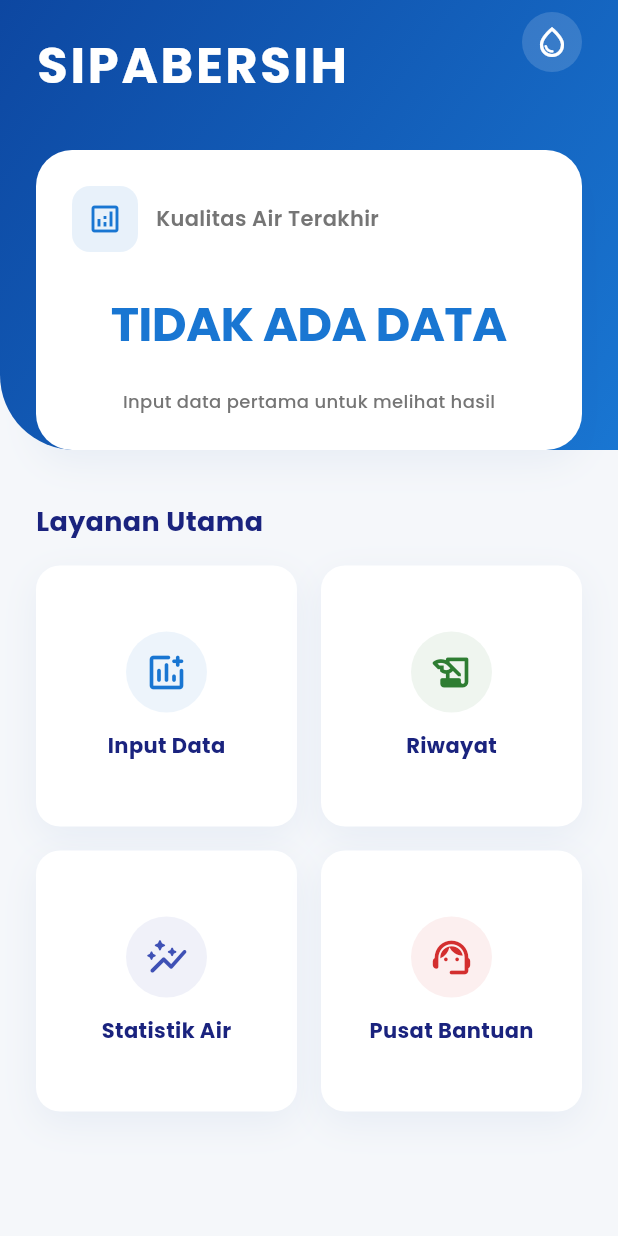
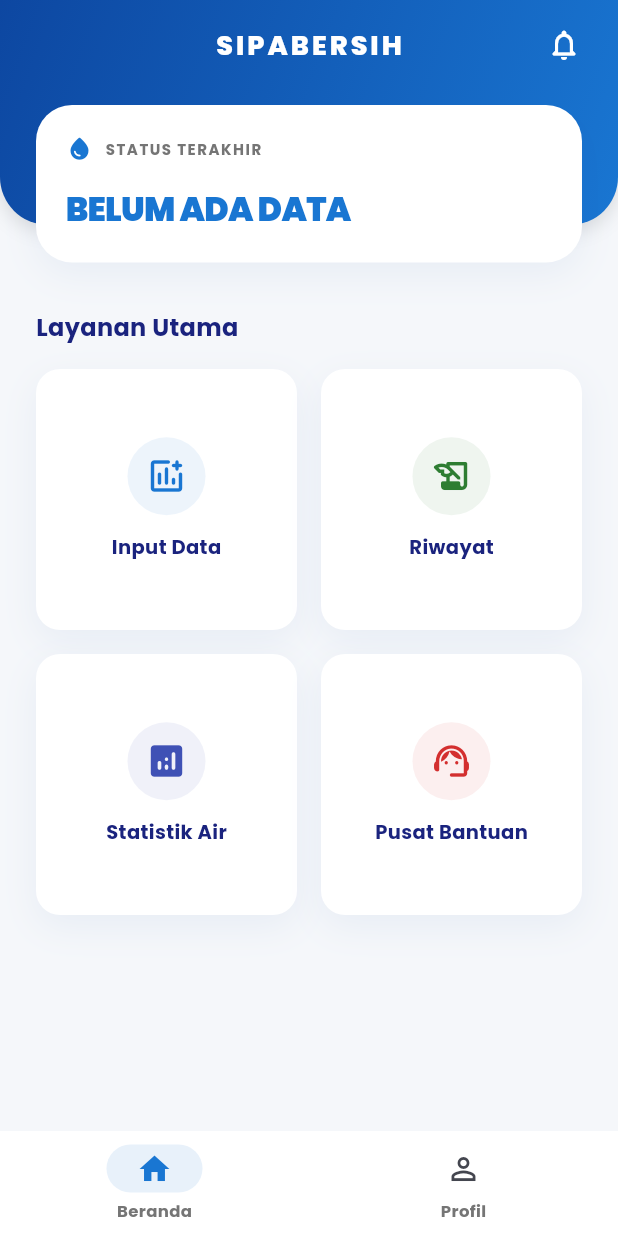
Before and after one commit to mdhrarrf/sipabersih, a Flutter app: the screen it shows after launch, on a phone screen of 412 x 824 dp. Run offline on Flutter 3.47's test engine with Material 3 defaults, Android fonts, the phone set to English and light mode, and no system bars; our stand-ins replace fl_chart, google_fonts, pdf, printing, sqflite; accounts and stored records are empty.

Commit message:
navbar profile

```diff
--- a/lib/main.dart
+++ b/lib/main.dart
@@ -1,6 +1,6 @@
 import 'package:flutter/material.dart';
 import 'package:google_fonts/google_fonts.dart'; // Wajib ada
-import 'screens/home_screen.dart';
+import 'package:sipabersih/screens/main_navigation.dart';
 import 'utils/constants.dart';
 
 void main() {
@@ -30,7 +30,7 @@ class SipabersihApp extends StatelessWidget {
           centerTitle: true,
         ),
       ),
-      home: const HomeScreen(),
+      home: const MainNavigation(),
     );
   }
 }
--- a/lib/screens/home_screen.dart
+++ b/lib/screens/home_screen.dart
@@ -16,33 +16,41 @@ class HomeScreen extends StatefulWidget {
 class _HomeScreenState extends State<HomeScreen> {
   @override
   Widget build(BuildContext context) {
+    // Menghitung status bar agar lengkungan tidak tergeser notch HP
+    final double statusBarHeight = MediaQuery.of(context).padding.top;
+    const double fixedContentHeight = 150.0; // TINGGI TETAP AREA BIRU
+
     return Scaffold(
       backgroundColor: AppColors.background,
       body: Stack(
         children: [
-          // 1. Hero Header (Warna Biru Deep Navy)
-          _buildHeroBackground(),
+          // 1. BACKGROUND TETAP (Lengkungan Terkunci di Sini)
+          _buildHeroBackground(statusBarHeight + fixedContentHeight),
 
+          // 2. KONTEN SCROLLABLE
           SafeArea(
+            bottom: false,
             child: CustomScrollView(
               physics: const BouncingScrollPhysics(),
               slivers: [
-                // 2. AppBar Custom Transparan
+                // AppBar Ramping & Simetris
                 _buildSliverAppBar(),
 
-                // 3. Konten Utama
                 SliverToBoxAdapter(
                   child: Padding(
                     padding: const EdgeInsets.symmetric(horizontal: 24),
                     child: Column(
                       crossAxisAlignment: CrossAxisAlignment.start,
                       children: [
-                        const SizedBox(height: 20),
-                        _buildMainStatusCard(), // Kartu Status Premium
-                        const SizedBox(height: 35),
-                        Text("Layanan Utama", style: AppStyles.h2),
+                        const SizedBox(height: 10),
+                        _buildMainStatusCard(), // Kartu Status Utama
+                        const SizedBox(height: 32),
+                        Text(
+                          "Layanan Utama",
+                          style: AppStyles.h2.copyWith(fontSize: 16),
+                        ),
                         const SizedBox(height: 16),
-                        _buildMenuGrid(), // Grid Menu dengan Soft Shadow
+                        _buildMenuGrid(),
                         const SizedBox(height: 40),
                       ],
                     ),
@@ -56,41 +64,54 @@ class _HomeScreenState extends State<HomeScreen> {
     );
   }
 
-  Widget _buildHeroBackground() {
+  // LENGKUNGAN SIMETRIS & TERKUNCI
+  Widget _buildHeroBackground(double totalHeight) {
     return Container(
-      height: 300,
+      height: totalHeight,
+      width: double.infinity,
       decoration: const BoxDecoration(
-        color: AppColors.primaryDark, // Sekarang Biru Tua, bukan Hitam
-        borderRadius: BorderRadius.only(bottomLeft: Radius.circular(50)),
-        gradient: AppColors.primaryGradient, // Memberikan efek kedalaman air
+        gradient: AppColors.primaryGradient,
+        borderRadius: BorderRadius.vertical(
+          bottom: Radius.circular(32), // Nilai lengkungan simetris kiri-kanan
+        ),
+        boxShadow: [
+          BoxShadow(
+            color: Colors.black12,
+            blurRadius: 10,
+            offset: Offset(0, 4),
+          ),
+        ],
       ),
     );
   }
 
   Widget _buildSliverAppBar() {
     return SliverAppBar(
-      expandedHeight: 80,
       backgroundColor: Colors.transparent,
       elevation: 0,
       pinned: true,
-      flexibleSpace: FlexibleSpaceBar(
-        centerTitle: false,
-        titlePadding: const EdgeInsets.only(left: 24, bottom: 16),
-        title: Text(
-          "SIPABERSIH",
-          style: AppStyles.h1.copyWith(
-            color: Colors.white,
-            fontSize: 22,
-            letterSpacing: 1.2,
-          ),
+      centerTitle: true, // Judul selalu di tengah
+      toolbarHeight: 60,
+      automaticallyImplyLeading: false,
+      title: Text(
+        "SIPABERSIH",
+        style: AppStyles.h1.copyWith(
+          color: Colors.white,
+          fontSize: 18,
+          letterSpacing: 2,
+          fontWeight: FontWeight.w800,
         ),
       ),
       actions: [
         Padding(
-          padding: const EdgeInsets.only(right: 24),
-          child: CircleAvatar(
-            backgroundColor: Colors.white.withOpacity(0.15),
-            child: const Icon(Icons.water_drop_outlined, color: Colors.white),
+          padding: const EdgeInsets.only(right: 12),
+          child: IconButton(
+            onPressed: () {},
+            icon: const Icon(
+              Icons.notifications_none_rounded,
+              color: Colors.white,
+              size: 24,
+            ),
           ),
         ),
       ],
@@ -102,56 +123,70 @@ class _HomeScreenState extends State<HomeScreen> {
       future: HistoryService.getLastData(),
       builder: (context, snapshot) {
         final lastData = snapshot.data;
-        // Gunakan accentBlue jika belum ada data
         final color = lastData?.result.color ?? AppColors.accentBlue;
 
         return Container(
           width: double.infinity,
-          padding: const EdgeInsets.all(24),
+          padding: const EdgeInsets.all(20),
           decoration: BoxDecoration(
             color: Colors.white,
             borderRadius: AppStyles.radiusL,
             boxShadow: AppStyles.softShadow,
           ),
           child: Column(
+            crossAxisAlignment: CrossAxisAlignment.start,
             children: [
               Row(
+                mainAxisAlignment: MainAxisAlignment.spaceBetween,
                 children: [
-                  Container(
-                    padding: const EdgeInsets.all(10),
-                    decoration: BoxDecoration(
-                      color: color.withOpacity(0.1),
-                      borderRadius: BorderRadius.circular(12),
+                  Row(
+                    children: [
+                      Icon(Icons.water_drop_rounded, color: color, size: 18),
+                      const SizedBox(width: 8),
+                      Text(
+                        "STATUS TERAKHIR",
+                        style: AppStyles.caption.copyWith(
+                          fontWeight: FontWeight.bold,
+                          fontSize: 10,
+                          letterSpacing: 1,
+                        ),
+                      ),
+                    ],
+                  ),
+                  if (lastData != null)
+                    Container(
+                      padding: const EdgeInsets.symmetric(
+                        horizontal: 8,
+                        vertical: 4,
+                      ),
+                      decoration: BoxDecoration(
+                        color: color.withOpacity(0.1),
+                        borderRadius: BorderRadius.circular(6),
+                      ),
+                      child: Text(
+                        "Skor: ${lastData.result.score}",
+                        style: TextStyle(
+                          color: color,
+                          fontWeight: FontWeight.bold,
+                          fontSize: 10,
+                        ),
+                      ),
                     ),
-                    child: Icon(
-                      Icons.analytics_outlined,
-                      color: color,
-                      size: 24,
-                    ),
-                  ),
-                  const SizedBox(width: 12),
-                  Text(
-                    "Kualitas Air Terakhir",
-                    style: AppStyles.body.copyWith(fontWeight: FontWeight.w600),
-                  ),
                 ],
               ),
-              const SizedBox(height: 25),
+              const SizedBox(height: 16),
               Text(
-                lastData?.result.status ?? "TIDAK ADA DATA",
+                lastData?.result.status ?? "BELUM ADA DATA",
                 style: AppStyles.h1.copyWith(
-                  fontSize: 32,
+                  fontSize: 22,
                   color: color,
-                  letterSpacing: -0.5,
+                  fontWeight: FontWeight.w900,
                 ),
               ),
-              const SizedBox(height: 20),
-              if (lastData != null) _buildQuickStats(lastData),
-              if (lastData == null)
-                Text(
-                  "Input data pertama untuk melihat hasil",
-                  style: AppStyles.caption,
-                ),
+              if (lastData != null) ...[
+                const SizedBox(height: 16),
+                _buildQuickStats(lastData),
+              ],
             ],
           ),
         );
@@ -160,13 +195,12 @@ class _HomeScreenState extends State<HomeScreen> {
   }
 
   Widget _buildQuickStats(HistoryItem data) {
-    return Wrap(
-      spacing: 8,
-      runSpacing: 8,
-      alignment: WrapAlignment.center,
+    return Row(
       children: [
         _miniPill("pH ${data.measure.ph}"),
+        const SizedBox(width: 8),
         _miniPill("${data.measure.tds.toInt()} ppm"),
+        const SizedBox(width: 8),
         _miniPill("${data.measure.turbidity.toInt()} NTU"),
       ],
     );
@@ -174,17 +208,17 @@ class _HomeScreenState extends State<HomeScreen> {
 
   Widget _miniPill(String label) {
     return Container(
-      padding: const EdgeInsets.symmetric(horizontal: 14, vertical: 6),
+      padding: const EdgeInsets.symmetric(horizontal: 10, vertical: 5),
       decoration: BoxDecoration(
-        color: AppColors.lightBlue,
-        borderRadius: BorderRadius.circular(20),
+        color: AppColors.lightBlue.withOpacity(0.5),
+        borderRadius: BorderRadius.circular(8),
       ),
       child: Text(
         label,
         style: AppStyles.caption.copyWith(
           color: AppColors.primaryDark,
           fontWeight: FontWeight.bold,
-          fontSize: 11,
+          fontSize: 10,
         ),
       ),
     );
@@ -212,7 +246,7 @@ class _HomeScreenState extends State<HomeScreen> {
         ),
         _menuCard(
           "Statistik Air",
-          Icons.auto_graph_rounded,
+          Icons.analytics_rounded,
           Colors.indigo,
           const StatsScreen(),
         ),
@@ -238,7 +272,7 @@ class _HomeScreenState extends State<HomeScreen> {
           context,
           MaterialPageRoute(builder: (context) => destination),
         );
-        setState(() {}); // Segarkan UI saat kembali
+        setState(() {});
       },
       borderRadius: AppStyles.radiusM,
       child: Container(
@@ -256,10 +290,10 @@ class _HomeScreenState extends State<HomeScreen> {
                 color: color.withOpacity(0.08),
                 shape: BoxShape.circle,
               ),
-              child: Icon(icon, color: color, size: 30),
+              child: Icon(icon, color: color, size: 28),
             ),
             const SizedBox(height: 12),
-            Text(title, style: AppStyles.h2.copyWith(fontSize: 14)),
+            Text(title, style: AppStyles.h2.copyWith(fontSize: 13)),
           ],
         ),
       ),
--- /dev/null
+++ b/lib/screens/main_navigation.dart
@@ -0,0 +1,59 @@
+import 'package:flutter/material.dart';
+import '../utils/constants.dart';
+import 'home_screen.dart';
+import 'profile_screen.dart';
+
+class MainNavigation extends StatefulWidget {
+  const MainNavigation({super.key});
+
+  @override
+  State<MainNavigation> createState() => _MainNavigationState();
+}
+
+class _MainNavigationState extends State<MainNavigation> {
+  int _currentIndex = 0;
+
+  // Daftar halaman yang bisa diakses lewat navbar
+  final List<Widget> _pages = [const HomeScreen(), const ProfileScreen()];
+
+  @override
+  Widget build(BuildContext context) {
+    return Scaffold(
+      body: IndexedStack(index: _currentIndex, children: _pages),
+      bottomNavigationBar: NavigationBarTheme(
+        data: NavigationBarThemeData(
+          indicatorColor: AppColors.accentBlue.withOpacity(0.1),
+          labelTextStyle: MaterialStateProperty.all(
+            AppStyles.caption.copyWith(
+              fontWeight: FontWeight.bold,
+              fontSize: 11,
+            ),
+          ),
+        ),
+        child: NavigationBar(
+          selectedIndex: _currentIndex,
+          onDestinationSelected: (index) {
+            setState(() {
+              _currentIndex = index;
+            });
+          },
+          backgroundColor: Colors.white,
+          elevation: 10,
+          height: 70,
+          destinations: const [
+            NavigationDestination(
+              icon: Icon(Icons.home_outlined),
+              selectedIcon: Icon(Icons.home, color: AppColors.accentBlue),
+              label: 'Beranda',
+            ),
+            NavigationDestination(
+              icon: Icon(Icons.person_outline),
+              selectedIcon: Icon(Icons.person, color: AppColors.accentBlue),
+              label: 'Profil',
+            ),
+          ],
+        ),
+      ),
+    );
+  }
+}
```
Also changed, not shown: lib/screens/profile_screen.dart (added, +91 -0 lines).
